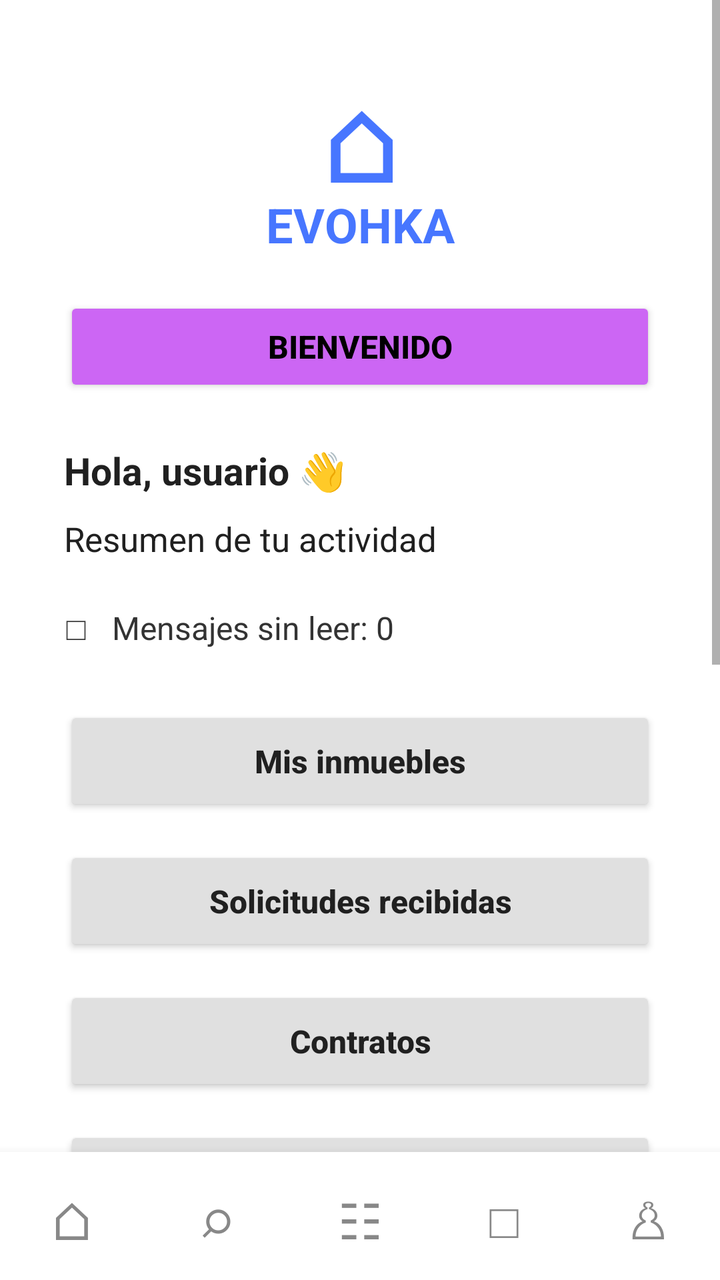
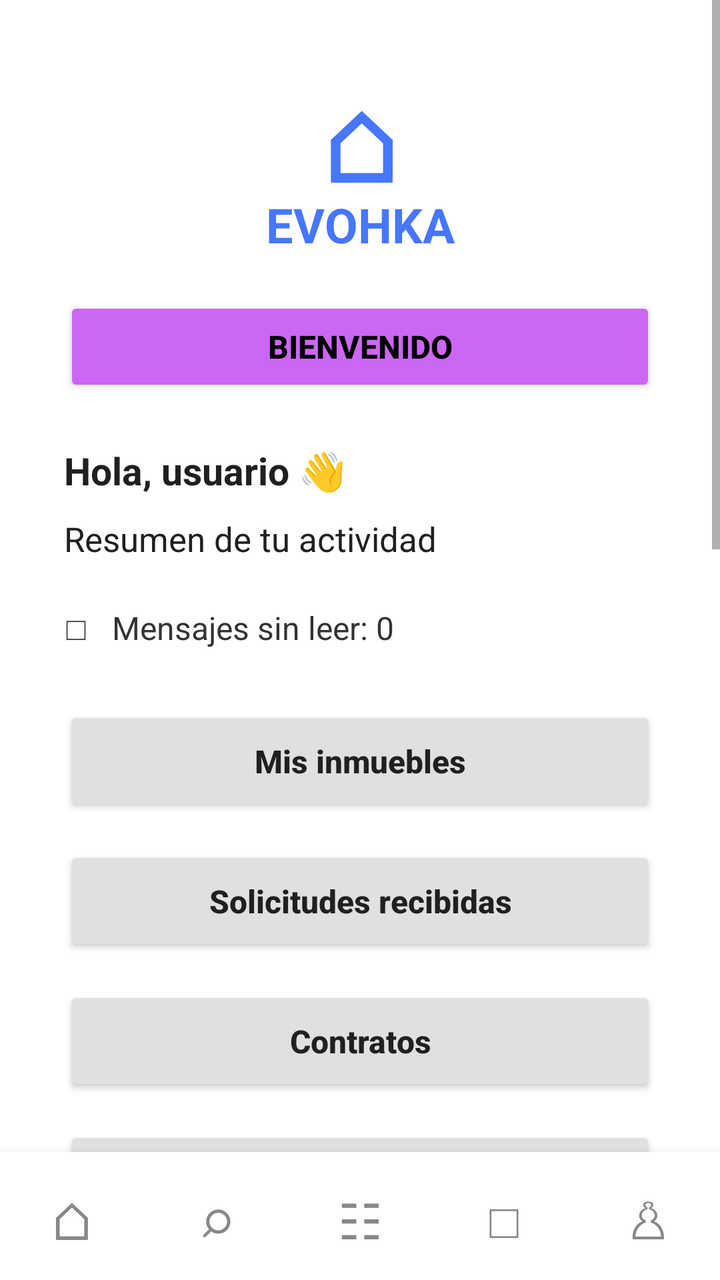

Two renders of the same Android screen: before a commit and after it. Below are the layout's source before the change and the commit's diff.
<!-- AndroidManifest.xml: application theme Theme.EvohkaApp -->
<!-- res/layout/activity_inicio_propietario.xml -->
<?xml version="1.0" encoding="utf-8"?>
<LinearLayout xmlns:android="http://schemas.android.com/apk/res/android"
    android:layout_width="match_parent"
    android:layout_height="match_parent"
    android:orientation="vertical"
    android:background="#FFFFFF">

    <ScrollView
        android:layout_width="match_parent"
        android:layout_height="0dp"
        android:layout_weight="1"
        android:fillViewport="true">

        <LinearLayout
            android:layout_width="match_parent"
            android:layout_height="wrap_content"
            android:orientation="vertical"
            android:paddingStart="32dp"
            android:paddingEnd="32dp"
            android:paddingTop="40dp"
            android:paddingBottom="25dp">

            <TextView
                android:layout_width="match_parent"
                android:layout_height="wrap_content"
                android:text="⌂"
                android:textAlignment="center"
                android:textColor="#4776FF"
                android:textSize="48sp"
                android:textStyle="bold" />

            <TextView
                android:layout_width="match_parent"
                android:layout_height="wrap_content"
                android:layout_marginTop="-10dp"
                android:text="EVOHKA"
                android:textAlignment="center"
                android:textColor="#4776FF"
                android:textSize="24sp"
                android:textStyle="bold" />

            <Button
                android:layout_width="match_parent"
                android:layout_height="50dp"
                android:layout_marginTop="20dp"
                android:backgroundTint="#CC66F4"
                android:clickable="false"
                android:focusable="false"
                android:text="BIENVENIDO"
                android:textColor="#000000"
                android:textSize="16sp"
                android:textStyle="bold" />

            <TextView
                android:id="@+id/txtSaludoPropietario"
                android:layout_width="match_parent"
                android:layout_height="wrap_content"
                android:layout_marginTop="24dp"
                android:text="Hola, usuario 👋"
                android:textColor="#202020"
                android:textSize="19sp"
                android:textStyle="bold" />

            <TextView
                android:layout_width="match_parent"
                android:layout_height="wrap_content"
                android:layout_marginTop="10dp"
                android:text="Resumen de tu actividad"
                android:textColor="#202020"
                android:textSize="17sp" />

            <TextView
                android:id="@+id/txtMensajesSinLeer"
                android:layout_width="match_parent"
                android:layout_height="wrap_content"
                android:layout_marginTop="22dp"
                android:text="□   Mensajes sin leer: 0"
                android:textColor="#333333"
                android:textSize="16sp" />

            <Button
                android:id="@+id/btnMisInmuebles"
                android:layout_width="match_parent"
                android:layout_height="55dp"
                android:layout_marginTop="28dp"
                android:backgroundTint="#E0E0E0"
                android:text="Mis inmuebles"
                android:textAllCaps="false"
                android:textColor="#202020"
                android:textSize="16sp"
                android:textStyle="bold" />

            <Button
                android:id="@+id/btnSolicitudes"
                android:layout_width="match_parent"
                android:layout_height="55dp"
                android:layout_marginTop="15dp"
                android:backgroundTint="#E0E0E0"
                android:text="Solicitudes recibidas"
                android:textAllCaps="false"
                android:textColor="#202020"
                android:textSize="16sp"
                android:textStyle="bold" />

            <Button
                android:id="@+id/btnContratos"
                android:layout_width="match_parent"
                android:layout_height="55dp"
                android:layout_marginTop="15dp"
                android:backgroundTint="#E0E0E0"
                android:text="Contratos"
                android:textAllCaps="false"
                android:textColor="#202020"
                android:textSize="16sp"
                android:textStyle="bold" />

            <Button
                android:id="@+id/btnPagos"
                android:layout_width="match_parent"
                android:layout_height="55dp"
                android:layout_marginTop="15dp"
                android:backgroundTint="#E0E0E0"
                android:text="Pagos"
                android:textAllCaps="false"
                android:textColor="#202020"
                android:textSize="16sp"
                android:textStyle="bold" />

            <Button
                android:id="@+id/btnReporteIngresos"
                android:layout_width="match_parent"
                android:layout_height="55dp"
                android:layout_marginTop="15dp"
                android:backgroundTint="#E0E0E0"
                android:text="Reporte de ingresos"
                android:textAllCaps="false"
                android:textColor="#202020"
                android:textSize="16sp"
                android:textStyle="bold" />

            <Button
                android:id="@+id/btnNotificaciones"
                android:layout_width="match_parent"
                android:layout_height="55dp"
                android:layout_marginTop="15dp"
                android:backgroundTint="#E0E0E0"
                android:text="Notificaciones"
                android:textAllCaps="false"
                android:textColor="#202020"
                android:textSize="16sp"
                android:textStyle="bold" />

            <Button
                android:id="@+id/btnVisitas"
                android:layout_width="match_parent"
                android:layout_height="55dp"
                android:layout_marginTop="15dp"
                android:backgroundTint="#E0E0E0"
                android:text="Visitas este mes: 0"
                android:textAllCaps="false"
                android:textColor="#202020"
                android:textSize="16sp"
                android:textStyle="bold" />

            <Button
                android:id="@+id/btnPublicarInmueble"
                android:layout_width="match_parent"
                android:layout_height="55dp"
                android:layout_marginTop="25dp"
                android:backgroundTint="#CC66F4"
                android:text="Publicar nuevo inmueble"
                android:textAllCaps="false"
                android:textColor="#000000"
                android:textSize="16sp"
                android:textStyle="bold" />

            <Button
                android:id="@+id/btnCerrarSesion"
                android:layout_width="match_parent"
                android:layout_height="50dp"
                android:layout_marginTop="15dp"
                android:backgroundTint="#E0E0E0"
                android:text="Cerrar sesión"
                android:textAllCaps="false"
                android:textColor="#202020"
                android:textSize="15sp" />

        </LinearLayout>

    </ScrollView>

    <include layout="@layout/view_navegacion_propietario" />

</LinearLayout>
<!-- res/layout/view_navegacion_propietario.xml (included above) -->
<?xml version="1.0" encoding="utf-8"?>
<LinearLayout xmlns:android="http://schemas.android.com/apk/res/android"
    android:layout_width="match_parent"
    android:layout_height="64dp"
    android:background="#FFFFFF"
    android:elevation="8dp"
    android:gravity="center"
    android:orientation="horizontal"
    android:paddingTop="4dp">

    <TextView
        android:id="@+id/navPropietarioInicio"
        android:layout_width="0dp"
        android:layout_height="match_parent"
        android:layout_weight="1"
        android:clickable="true"
        android:contentDescription="Inicio"
        android:focusable="true"
        android:gravity="center"
        android:text="⌂"
        android:textColor="#888888"
        android:textSize="26sp" />

    <TextView
        android:id="@+id/navPropietarioInmuebles"
        android:layout_width="0dp"
        android:layout_height="match_parent"
        android:layout_weight="1"
        android:clickable="true"
        android:contentDescription="Mis inmuebles"
        android:focusable="true"
        android:gravity="center"
        android:text="⌕"
        android:textColor="#888888"
        android:textSize="26sp" />

    <TextView
        android:id="@+id/navPropietarioSolicitudes"
        android:layout_width="0dp"
        android:layout_height="match_parent"
        android:layout_weight="1"
        android:clickable="true"
        android:contentDescription="Solicitudes"
        android:focusable="true"
        android:gravity="center"
        android:text="☷"
        android:textColor="#888888"
        android:textSize="25sp" />

    <TextView
        android:id="@+id/navPropietarioContratos"
        android:layout_width="0dp"
        android:layout_height="match_parent"
        android:layout_weight="1"
        android:clickable="true"
        android:contentDescription="Contratos"
        android:focusable="true"
        android:gravity="center"
        android:text="□"
        android:textColor="#888888"
        android:textSize="24sp" />

    <TextView
        android:id="@+id/navPropietarioNotificaciones"
        android:layout_width="0dp"
        android:layout_height="match_parent"
        android:layout_weight="1"
        android:clickable="true"
        android:contentDescription="Notificaciones"
        android:focusable="true"
        android:gravity="center"
        android:text="♙"
        android:textColor="#888888"
        android:textSize="25sp" />

</LinearLayout>
<!-- resources referenced by this layout -->
<resources>
  <style name="Theme.EvohkaApp" parent="android:Theme.Material.Light.NoActionBar" />
</resources>

<!-- the commit's change to res/layout/activity_inicio_propietario.xml (unified diff, before → after) -->
@@ -145,6 +145,42 @@
                 android:layout_marginTop="15dp"
                 android:backgroundTint="#E0E0E0"
                 android:text="Notificaciones"
+                android:textAllCaps="false"
+                android:textColor="#202020"
+                android:textSize="16sp"
+                android:textStyle="bold" />
+
+            <Button
+                android:id="@+id/btnFallas"
+                android:layout_width="match_parent"
+                android:layout_height="55dp"
+                android:layout_marginTop="15dp"
+                android:backgroundTint="#E0E0E0"
+                android:text="Fallas reportadas"
+                android:textAllCaps="false"
+                android:textColor="#202020"
+                android:textSize="16sp"
+                android:textStyle="bold" />
+
+            <Button
+                android:id="@+id/btnConversaciones"
+                android:layout_width="match_parent"
+                android:layout_height="55dp"
+                android:layout_marginTop="15dp"
+                android:backgroundTint="#E0E0E0"
+                android:text="Conversaciones"
+                android:textAllCaps="false"
+                android:textColor="#202020"
+                android:textSize="16sp"
+                android:textStyle="bold" />
+
+            <Button
+                android:id="@+id/btnFaq"
+                android:layout_width="match_parent"
+                android:layout_height="55dp"
+                android:layout_marginTop="15dp"
+                android:backgroundTint="#E0E0E0"
+                android:text="Ayuda y preguntas frecuentes"
                 android:textAllCaps="false"
                 android:textColor="#202020"
                 android:textSize="16sp"
